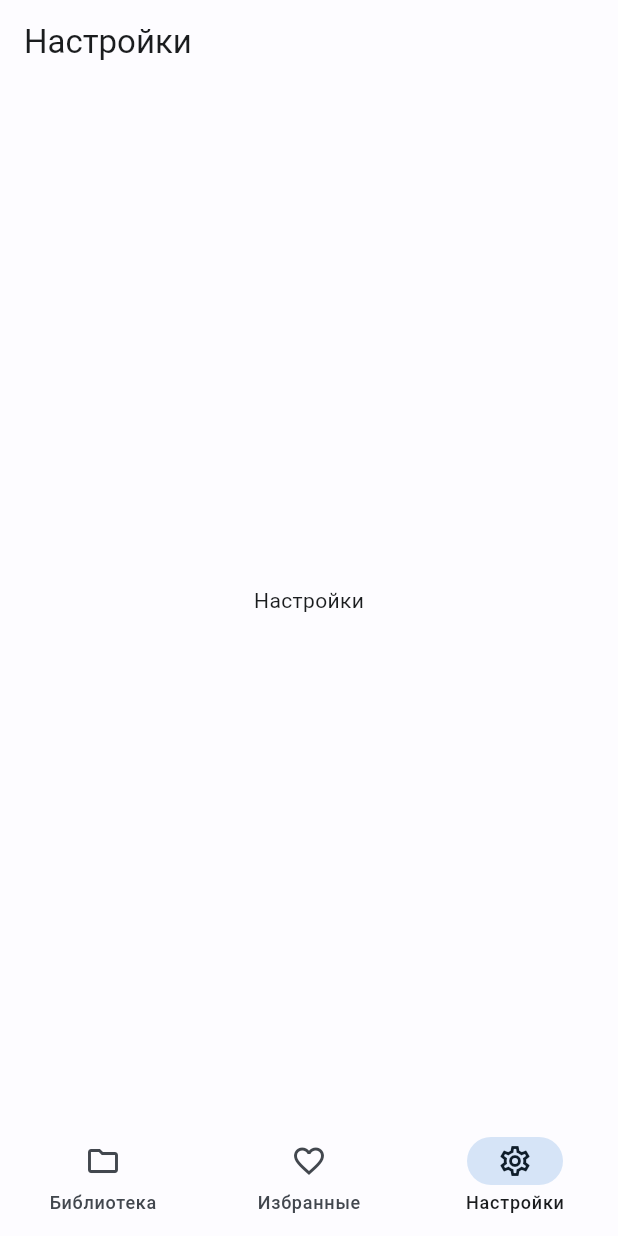
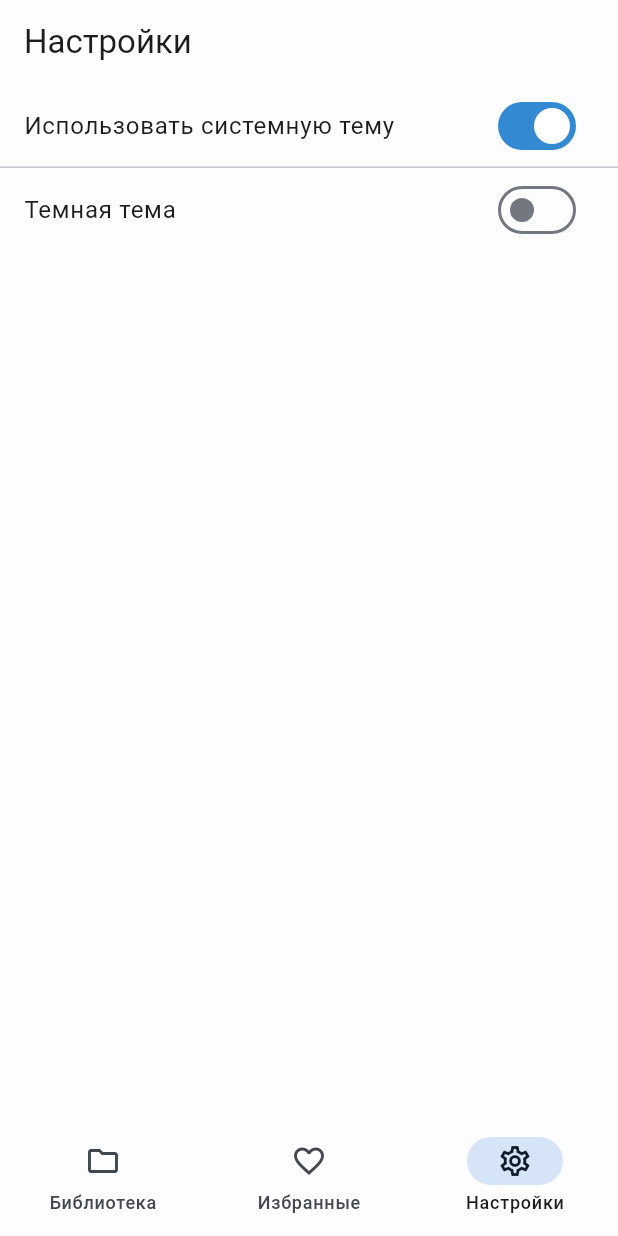
Before and after one commit to Viacheslav013/Liana, a Flutter app: the screen it shows after launch, item 3 of the bottom bar chosen, on a phone screen of 412 x 824 dp. Run offline on Flutter 3.47's test engine with Material 2 defaults, Android fonts, the phone set to English and light mode, and no system bars; our stand-ins replace floor, flutter_bloc, flutter_slidable, freezed_annotation, get_it, injectable and 2 more; accounts and stored records are empty; generated files the repository leaves out were written again; project files that could hold a hidden picture were left out.

Commit message:
Implement settings screen: theme changing

```diff
--- a/lib/src/di/datasource_module.dart
+++ b/lib/src/di/datasource_module.dart
@@ -4,6 +4,7 @@ import 'package:liana/src/data/datasource/folders_datasource.dart';
 import 'package:liana/src/data/datasource/modules_datasource.dart';
 import 'package:liana/src/data/datasource/terms_and_definitions_datasource.dart';
 import 'package:liana/src/domain/entity/term_and_definition.dart';
+import 'package:shared_preferences/shared_preferences.dart';
 
 const m = <TermAndDefinition, int>{};
 
@@ -29,4 +30,9 @@ abstract class DatasourceModule {
     LianaAppDatabase database,
   ) =>
       database.termsAndDefinitionsDatasource;
+
+  @preResolve
+  @singleton
+  Future<SharedPreferences> provideSharedPreferences() async =>
+      SharedPreferences.getInstance();
 }
--- /dev/null
+++ b/lib/src/domain/entity/settings.dart
@@ -0,0 +1,11 @@
+import 'package:freezed_annotation/freezed_annotation.dart';
+
+part 'settings.freezed.dart';
+
+@freezed
+class Settings with _$Settings {
+  const factory Settings({
+    required bool useSystemTheme,
+    required bool darkMode,
+  }) = _Settings;
+}
--- a/lib/src/presentation/common/platform_app.dart
+++ b/lib/src/presentation/common/platform_app.dart
@@ -1,12 +1,17 @@
 import 'package:flutter/cupertino.dart';
 import 'package:flutter/material.dart';
+import 'package:liana/src/presentation/base/cubit_helper.dart';
+import 'package:liana/src/presentation/base/cubit_host.dart';
 import 'package:liana/src/presentation/common/platform_widget.dart';
+import 'package:liana/src/presentation/screens/settings/cubit/settings_cubit.dart';
+import 'package:liana/src/presentation/screens/settings/cubit/settings_state.dart';
 import 'package:liana/src/presentation/themes/cupertino_themes.dart';
 import 'package:liana/src/presentation/themes/material_themes.dart';
 
 const _title = 'Liana';
 
-class PlatformApp extends PlatformWidget {
+class PlatformApp extends PlatformWidget
+    with CubitHelper<SettingsCubit, SettingsState> {
   const PlatformApp({
     required this.home,
     super.key,
@@ -14,22 +19,65 @@ class PlatformApp extends PlatformWidget {
 
   final Widget home;
 
+  Brightness? _getCupertinoBrightness({
+    required bool useSystemTheme,
+    required darkMode,
+  }) {
+    if (useSystemTheme) {
+      return null;
+    }
+
+    return darkMode ? Brightness.dark : Brightness.light;
+  }
+
+  ThemeMode? _getMaterialThemeMode({
+    required bool useSystemTheme,
+    required darkMode,
+  }) {
+    if (useSystemTheme) {
+      return null;
+    }
+
+    return darkMode ? ThemeMode.dark : ThemeMode.light;
+  }
+
   @override
   Widget buildCupertinoWidget(BuildContext context) {
-    return CupertinoApp(
+    return CubitHost<SettingsCubit>(
+      child: observe(
+        builder: (_, state) => state.settings != null
+            ? CupertinoApp(
                 title: _title,
                 home: home,
-      theme: cupertinoTheme,
+                theme: cupertinoTheme.copyWith(
+                  brightness: _getCupertinoBrightness(
+                    useSystemTheme: state.settings?.useSystemTheme ?? true,
+                    darkMode: state.settings?.darkMode ?? false,
+                  ),
+                ),
+              )
+            : Container(),
+      ),
     );
   }
 
   @override
   Widget buildMaterialWidget(BuildContext context) {
-    return MaterialApp(
+    return CubitHost<SettingsCubit>(
+      child: observe(
+        builder: (_, state) => state.settings != null
+            ? MaterialApp(
                 title: _title,
                 home: home,
                 theme: lightMaterialTheme,
                 darkTheme: darkMaterialTheme,
+                themeMode: _getMaterialThemeMode(
+                  useSystemTheme: state.settings?.useSystemTheme ?? true,
+                  darkMode: state.settings?.darkMode ?? false,
+                ),
+              )
+            : Container(),
+      ),
     );
   }
 }
--- /dev/null
+++ b/lib/src/presentation/common/platform_switch.dart
@@ -0,0 +1,32 @@
+import 'package:flutter/cupertino.dart';
+import 'package:flutter/material.dart';
+import 'package:liana/src/presentation/common/platform_widget.dart';
+
+class PlatformSwitch extends PlatformWidget {
+  const PlatformSwitch({
+    required this.value,
+    required this.onChanged,
+    super.key,
+  });
+
+  final bool value;
+  // ignore: avoid_positional_boolean_parameters
+  final void Function(bool) onChanged;
+
+  @override
+  Widget buildCupertinoWidget(BuildContext context) {
+    return CupertinoSwitch(
+      value: value,
+      onChanged: onChanged,
+      activeColor: CupertinoTheme.of(context).primaryColor,
+    );
+  }
+
+  @override
+  Widget buildMaterialWidget(BuildContext context) {
+    return Switch(
+      value: value,
+      onChanged: onChanged,
+    );
+  }
+}
--- /dev/null
+++ b/lib/src/presentation/screens/settings/cubit/settings_state.dart
@@ -0,0 +1,11 @@
+import 'package:freezed_annotation/freezed_annotation.dart';
+import 'package:liana/src/domain/entity/settings.dart';
+
+part 'settings_state.freezed.dart';
+
+@freezed
+class SettingsState with _$SettingsState {
+  const factory SettingsState({
+    Settings? settings,
+  }) = _SettingsState;
+}
--- a/lib/src/presentation/screens/settings/settings_screen.dart
+++ b/lib/src/presentation/screens/settings/settings_screen.dart
@@ -1,19 +1,15 @@
 import 'package:flutter/widgets.dart';
-import 'package:liana/src/presentation/common/platform_scaffold.dart';
-import 'package:liana/src/presentation/common/platform_top_app_bar.dart';
+import 'package:liana/src/presentation/base/cubit_host.dart';
+import 'package:liana/src/presentation/screens/settings/cubit/settings_cubit.dart';
+import 'package:liana/src/presentation/screens/settings/widgets/settings_screen_content.dart';
 
 class SettingsScreen extends StatelessWidget {
   const SettingsScreen({super.key});
 
   @override
   Widget build(BuildContext context) {
-    return PlatformScaffold(
-      topAppBar: platformTopAppBar(
-        title: const Text('Настройки'),
-      ),
-      body: const Center(
-        child: Text('Настройки'),
-      ),
+    return const CubitHost<SettingsCubit>(
+      child: SettingsScreenContent(),
     );
   }
 }
--- /dev/null
+++ b/lib/src/presentation/screens/settings/widgets/settings_screen_content.dart
@@ -0,0 +1,41 @@
+import 'package:flutter/widgets.dart';
+import 'package:liana/src/presentation/base/cubit_helper.dart';
+import 'package:liana/src/presentation/common/platform_divider.dart';
+import 'package:liana/src/presentation/common/platform_scaffold.dart';
+import 'package:liana/src/presentation/common/platform_top_app_bar.dart';
+import 'package:liana/src/presentation/screens/settings/cubit/settings_cubit.dart';
+import 'package:liana/src/presentation/screens/settings/cubit/settings_state.dart';
+import 'package:liana/src/presentation/screens/settings/widgets/switch_settings_iitem.dart';
+
+class SettingsScreenContent extends StatelessWidget
+    with CubitHelper<SettingsCubit, SettingsState> {
+  const SettingsScreenContent({super.key});
+
+  @override
+  Widget build(BuildContext context) {
+    return PlatformScaffold(
+      topAppBar: platformTopAppBar(
+        title: const Text('Настройки'),
+      ),
+      body: observe(
+        builder: (_, state) => Column(
+          children: [
+            SwitchSettingsItem(
+              title: const Text('Использовать системную тему'),
+              value: state.settings?.useSystemTheme ?? true,
+              onChanged: (value) =>
+                  cubit(context)?.setUseSystemTheme(useSystemMode: value),
+            ),
+            const PlatformDivider(),
+            SwitchSettingsItem(
+              title: const Text('Темная тема'),
+              value: state.settings?.darkMode ?? true,
+              onChanged: (value) =>
+                  cubit(context)?.setDarkMode(darkMode: value),
+            ),
+          ],
+        ),
+      ),
+    );
+  }
+}
--- /dev/null
+++ b/lib/src/presentation/screens/settings/widgets/switch_settings_iitem.dart
@@ -0,0 +1,28 @@
+import 'package:flutter/widgets.dart';
+import 'package:liana/src/presentation/common/platform_list_tile.dart';
+import 'package:liana/src/presentation/common/platform_switch.dart';
+
+class SwitchSettingsItem extends StatelessWidget {
+  const SwitchSettingsItem({
+    required this.title,
+    required this.value,
+    required this.onChanged,
+    super.key,
+  });
+
+  final Widget title;
+  final bool value;
+  // ignore: avoid_positional_boolean_parameters
+  final void Function(bool) onChanged;
+
+  @override
+  Widget build(BuildContext context) {
+    return PlatformListTile(
+      title: title,
+      trailing: PlatformSwitch(
+        value: value,
+        onChanged: onChanged,
+      ),
+    );
+  }
+}
--- a/pubspec.yaml
+++ b/pubspec.yaml
@@ -20,6 +20,8 @@ dependencies:
   freezed_annotation: 2.4.1
   floor: 1.4.2
   flutter_slidable: 3.0.0
+  shared_preferences: 2.2.0
+  flutter_native_splash: 2.3.2
 
 dev_dependencies:
   flutter_test:
```
Also changed, not shown: lib/src/data/repository/settings_repository_impl.dart (added, +29 -0 lines), lib/src/domain/repository/settings_repository.dart (added, +9 -0 lines), lib/src/presentation/screens/settings/cubit/settings_cubit.dart (added, +52 -0 lines), pubspec.lock. Lines whose indentation alone changed are shown as unchanged.
